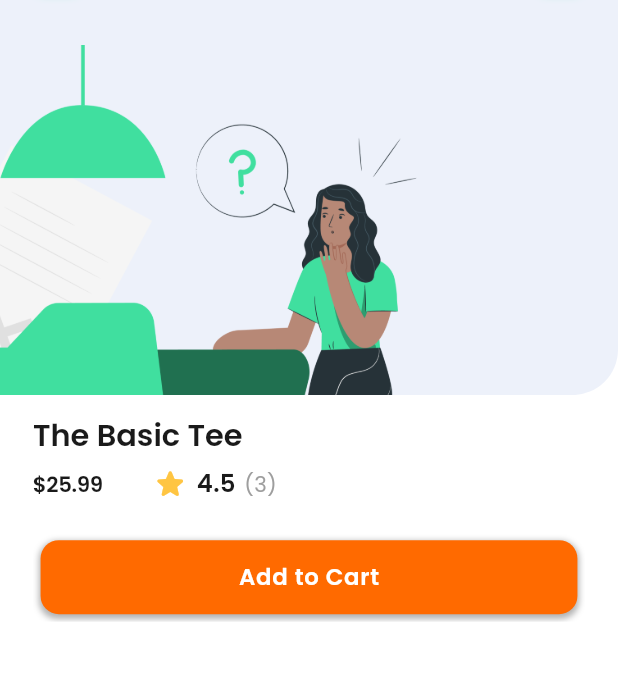
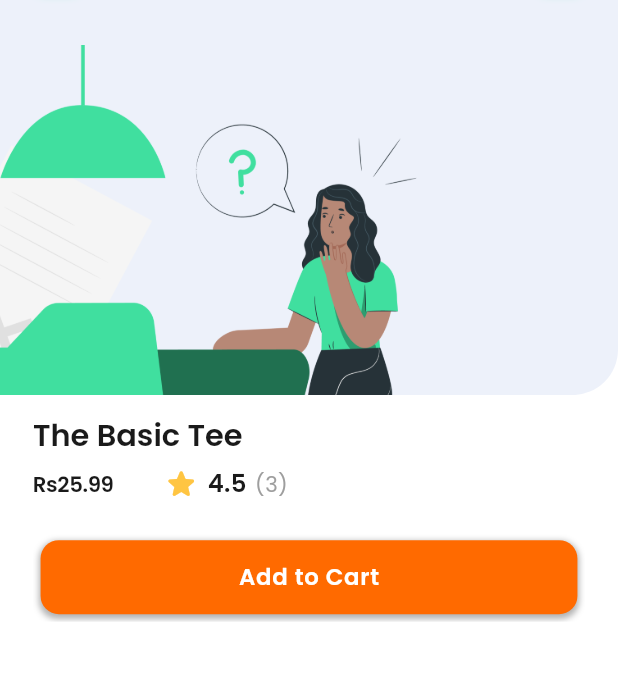
Before and after one commit to salmanamir95/Kamaoo, a Flutter app: the ProductDetailsViewMaterial screen opened directly with sample values from the repository, on a phone screen of 412 x 824 dp, the part 92-773 px from its top. Run offline on Flutter 3.47's test engine with Material 3 defaults, Android fonts, the phone set to English and light mode, and no system bars; drawn by our look-alikes of flutter_animate; our stand-ins replace firebase_auth, firebase_core, firebase_database, flutter_screenutil, flutter_svg, get and 2 more; accounts and stored records are empty; generated files the repository leaves out were written again.

Commit message:
$ bug fix

```diff
--- a/lib/app/modules/product_details/views/product_details_view_cupertino.dart
+++ b/lib/app/modules/product_details/views/product_details_view_cupertino.dart
@@ -61,7 +61,7 @@ class ProductDetailsViewCupertino extends GetView<ProductDetailsController> {
                                 ?.copyWith(fontSize: 20.sp),
                           ),
                           Text(
-                            '\$${controller.product.price}',
+                            '\Rs${controller.product.price}',
                             style: theme.textTheme.displayMedium
                                 ?.copyWith(fontSize: 20.sp),
                           ),
--- a/lib/app/modules/product_details/views/product_details_view_material.dart
+++ b/lib/app/modules/product_details/views/product_details_view_material.dart
@@ -101,7 +101,7 @@ class ProductDetailsViewMaterial extends GetView<ProductDetailsController> {
                 child: Row(
                   children: [
                     Text(
-                      '\$${controller.product.price}',
+                      '\Rs${controller.product.price}',
                       style: theme.textTheme.displayLarge?.copyWith(
                         fontSize: 14.sp,
                         fontWeight: FontWeight.bold,
--- a/lib/app/modules/product_details/views/product_details_view_web.dart
+++ b/lib/app/modules/product_details/views/product_details_view_web.dart
@@ -103,7 +103,7 @@ class ProductDetailsViewWeb extends GetView<ProductDetailsController> {
               SizedBox(height: gap / 2), // Slightly reduce spacing
               buildRating(),
               SizedBox(height: gap * 1.5),
-              Text('\$${controller.product.price}',
+              Text('\Rs${controller.product.price}',
                   style: theme.textTheme.displayLarge
                       ?.copyWith(color: theme.primaryColor)),
               SizedBox(height: gap * 1.5),
```
Also changed, not shown: 1 other file.
